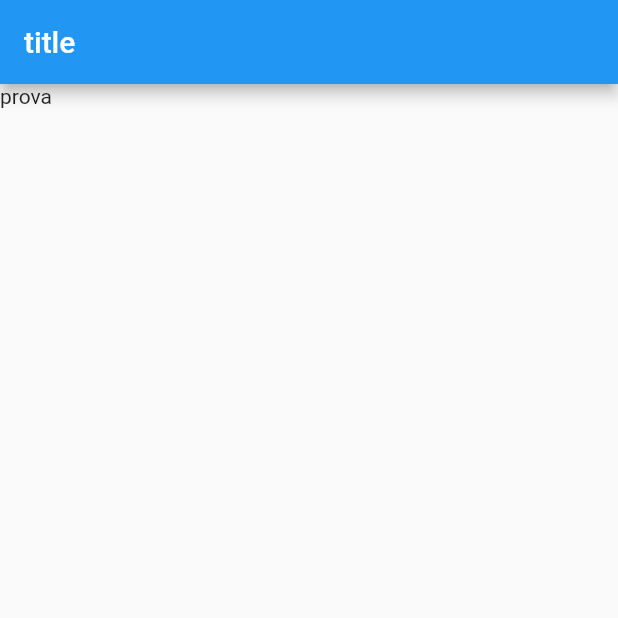
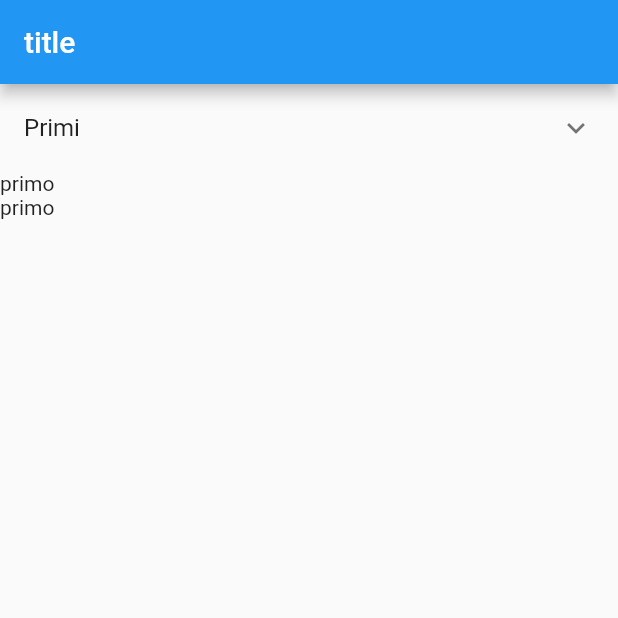
Before and after one commit to lory9894/command_app_frontend, a Flutter app: the screen it shows after launch, on a phone screen of 412 x 824 dp, the top half of it. Run offline on Flutter 3.47's test engine with Material 2 defaults, Android fonts, the phone set to English and light mode, and no system bars.

Commit message:
lorenzo's commit

```diff
--- a/lib/main.dart
+++ b/lib/main.dart
@@ -1,4 +1,5 @@
 import 'package:flutter/material.dart';
+import 'package:command_app_frontend/screens/menu.dart';
 
 void main() {
   runApp(const MyApp());
@@ -15,7 +16,7 @@ class MyApp extends StatelessWidget {
       theme: ThemeData(
         primarySwatch: Colors.blue,
       ),
-      home: const MyHomePage(title: 'Flutter Demo Home Page'),
+      home: const MyHomePage(),
     );
   }
 }
@@ -31,19 +32,12 @@ class _MyHomePageState extends State<MyHomePage> {
 
   @override
   Widget build(BuildContext context) {
-    // This method is rerun every time setState is called, for instance as done
-    // by the _incrementCounter method above.
-    //
-    // The Flutter framework has been optimized to make rerunning build methods
-    // fast, so that you can just rebuild anything that needs updating rather
-    // than having to individually change instances of widgets.
+
     return Scaffold(
       appBar: AppBar(
-        // Here we take the value from the MyHomePage object that was created by
-        // the App.build method, and use it to set our appbar title.
         title: Text("title"),
       ),
-      body: Text("prova"),
+      body: Menu()
     );
   }
 }
--- /dev/null
+++ b/lib/screens/menu.dart
@@ -0,0 +1,34 @@
+import 'package:flutter/material.dart';
+
+class Menu extends StatelessWidget{
+  @override
+  Widget build(BuildContext context) {
+    // TODO: implement build
+    return ListView(
+      children: [
+    ExpansionTile(
+    title: Text(
+    'Primi',
+    ),
+    children: <Widget>[
+    ListTile(
+    title: Text(
+    'coppo',
+    style: TextStyle(fontWeight: FontWeight.w700),
+    ),
+    ),
+      ListTile(
+        title: Text(
+          'petrone',
+          style: TextStyle(fontWeight: FontWeight.w700),
+        ),
+      ),
+    ],
+    ),
+        Text("primo"),
+        Text("primo"),
+      ],
+    );
+  }
+
+}
```
